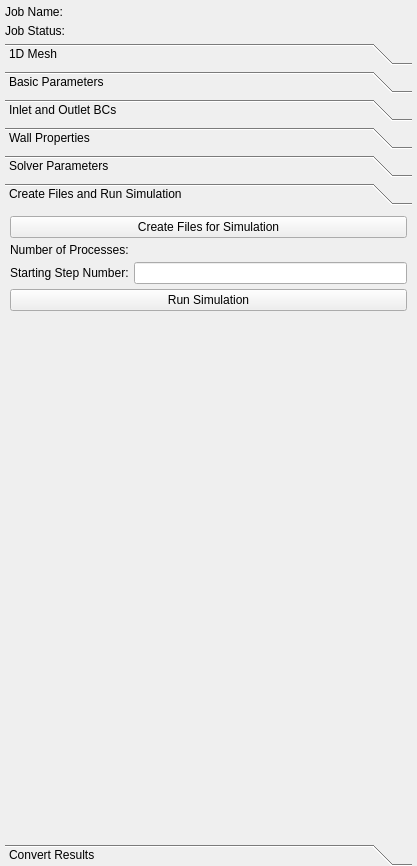
First picture: the form in Code/Source/sv4gui/Plugins/org.sv.gui.qt.simulation1d/sv4gui_SimulationView1d.ui, repository SimVascular/SimVascular, before the edit.
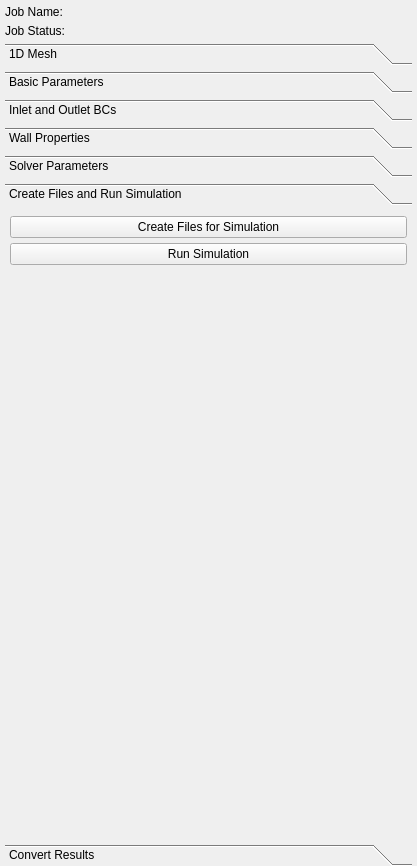
Second picture: the form after the edit. The open tabs and pages were chosen to show the change. Custom widgets are drawn as their Qt base class.

Commit message: Add some GUI checks, remove unused widgets.

```diff
--- a/Code/Source/sv4gui/Plugins/org.sv.gui.qt.simulation1d/sv4gui_SimulationView1d.ui
+++ b/Code/Source/sv4gui/Plugins/org.sv.gui.qt.simulation1d/sv4gui_SimulationView1d.ui
@@ -1003,7 +1003,7 @@
            <x>0</x>
            <y>0</y>
            <width>407</width>
-           <height>581</height>
+           <height>600</height>
           </rect>
          </property>
          <attribute name="label">
@@ -1061,22 +1061,11 @@
                 <property name="spacing">
                  <number>5</number>
                 </property>
-                <item row="2" column="0">
-                 <widget class="QLabel" name="label_11">
-                  <property name="text">
-                   <string>Number of Processes:</string>
+                <item row="4" column="0" colspan="2">
+                 <widget class="QPushButton" name="RunSimulationPushButton">
+                  <property name="toolTip">
+                   <string>Run a 1D simulation.</string>
                   </property>
-                 </widget>
-                </item>
-                <item row="3" column="0">
-                 <widget class="QLabel" name="label_12">
-                  <property name="text">
-                   <string>Starting Step Number:</string>
-                  </property>
-                 </widget>
-                </item>
-                <item row="6" column="0" colspan="2">
-                 <widget class="QPushButton" name="btnRunJob">
                   <property name="text">
                    <string>Run Simulation</string>
                   </property>
@@ -1089,22 +1078,6 @@
                   </property>
                  </widget>
                 </item>
-                <item row="2" column="1">
-                 <widget class="ctkSliderWidget" name="sliderNumProcs" native="true">
-                  <property name="decimals" stdset="0">
-                   <number>0</number>
-                  </property>
-                  <property name="pageStep" stdset="0">
-                   <double>40.000000000000000</double>
-                  </property>
-                  <property name="minimum" stdset="0">
-                   <double>1.000000000000000</double>
-                  </property>
-                  <property name="maximum" stdset="0">
-                   <double>64.000000000000000</double>
-                  </property>
-                 </widget>
-                </item>
                 <item row="0" column="0" colspan="2">
                  <widget class="QWidget" name="widget_15" native="true">
                   <layout class="QHBoxLayout" name="horizontalLayout_7">
@@ -1126,13 +1099,6 @@
                   </layout>
                  </widget>
                 </item>
-                <item row="3" column="1">
-                 <widget class="QLineEdit" name="lineEditStartStepNum">
-                  <property name="text">
-                   <string/>
-                  </property>
-                 </widget>
-                </item>
                </layout>
               </widget>
              </item>
@@ -1612,13 +1578,6 @@
    </item>
   </layout>
  </widget>
- <customwidgets>
-  <customwidget>
-   <class>ctkSliderWidget</class>
-   <extends>QWidget</extends>
-   <header>ctkSliderWidget.h</header>
-  </customwidget>
- </customwidgets>
  <resources/>
  <connections/>
 </ui>
```
Left out of the diff: 16 changed lines with no effect on the pictures. The commit also changes 3 other files.
